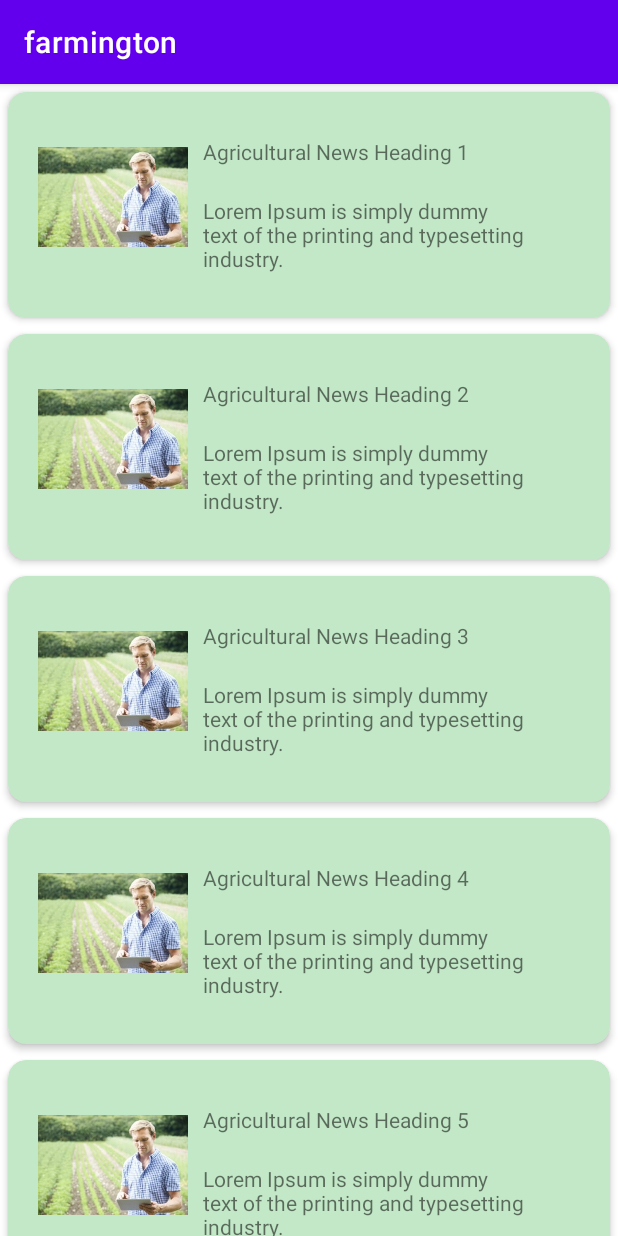
After one commit to nisalpadukka/farmington, an Android app: the AgriNewsHomeActivity screen opened directly, with no data from a screen before it, on a phone screen of 412 x 824 dp. The commit adds this screen. Run offline under Robolectric (Android 15) with nearby library versions, the phone set to English and light mode, and no system bars.

```diff
--- a/app/app/build.gradle
+++ b/app/app/build.gradle
@@ -40,6 +40,7 @@ dependencies {
     implementation 'androidx.appcompat:appcompat:1.4.1'
     implementation 'com.google.android.material:material:1.5.0'
     implementation 'androidx.constraintlayout:constraintlayout:2.1.3'
+    implementation 'com.squareup.okhttp3:okhttp:3.8.1'
     testImplementation 'junit:junit:4.13.2'
     androidTestImplementation 'androidx.test.ext:junit:1.1.3'
     androidTestImplementation 'androidx.test.espresso:espresso-core:3.4.0'
--- a/app/app/src/main/AndroidManifest.xml
+++ b/app/app/src/main/AndroidManifest.xml
@@ -1,6 +1,7 @@
 <?xml version="1.0" encoding="utf-8"?>
 <manifest xmlns:android="http://schemas.android.com/apk/res/android"
     package="com.georgian.farmington">
+    <uses-permission android:name="android.permission.INTERNET" />
 
     <application
         android:allowBackup="true"
@@ -8,7 +9,11 @@
         android:label="@string/app_name"
         android:roundIcon="@mipmap/ic_launcher_round"
         android:supportsRtl="true"
+        android:usesCleartextTraffic="true"
         android:theme="@style/Theme.Farmington">
+        <activity
+            android:name=".AgriNewsHomeActivity"
+            android:exported="false" />
         <activity
             android:name=".WeatherActivity"
             android:exported="false" />
--- /dev/null
+++ b/app/app/src/main/java/com/georgian/farmington/AgriNewsHomeActivity.kt
@@ -0,0 +1,24 @@
+package com.georgian.farmington
+
+import androidx.appcompat.app.AppCompatActivity
+import android.os.Bundle
+import androidx.recyclerview.widget.LinearLayoutManager
+import androidx.recyclerview.widget.RecyclerView
+
+class AgriNewsHomeActivity : AppCompatActivity() {
+
+    private var layoutManager: RecyclerView.LayoutManager? = null
+    private var adapter: RecyclerView.Adapter<AgriNewsRecyclerViewAdapter.ViewHolder>? = null
+
+
+    override fun onCreate(savedInstanceState: Bundle?) {
+        super.onCreate(savedInstanceState)
+        setContentView(R.layout.activity_agri_news_home)
+        layoutManager = LinearLayoutManager(this)
+        val recyclerView = findViewById<RecyclerView>(R.id.recyclerView)
+        recyclerView.layoutManager = layoutManager;
+
+        adapter = AgriNewsRecyclerViewAdapter()
+        recyclerView.adapter = adapter;
+    }
+}
--- /dev/null
+++ b/app/app/src/main/java/com/georgian/farmington/AgriNewsRecyclerViewAdapter.kt
@@ -0,0 +1,74 @@
+package com.georgian.farmington
+
+import android.util.Log
+import android.view.LayoutInflater
+import android.view.View
+import android.view.ViewGroup
+import android.widget.ImageView
+import android.widget.TextView
+import androidx.recyclerview.widget.RecyclerView
+import okhttp3.*
+import java.io.IOException
+
+
+class AgriNewsRecyclerViewAdapter : RecyclerView.Adapter<AgriNewsRecyclerViewAdapter.ViewHolder>() {
+
+    private val client = OkHttpClient()
+
+    private var titles = arrayOf("Agricultural News Heading 1", "Agricultural News Heading 2", "Agricultural News Heading 3",
+        "Agricultural News Heading 4","Agricultural News Heading 5","Agricultural News Heading 6")
+    private var details = arrayOf("Lorem Ipsum is simply dummy text of the printing and typesetting industry.",
+        "Lorem Ipsum is simply dummy text of the printing and typesetting industry.",
+        "Lorem Ipsum is simply dummy text of the printing and typesetting industry.",
+        "Lorem Ipsum is simply dummy text of the printing and typesetting industry.",
+        "Lorem Ipsum is simply dummy text of the printing and typesetting industry.",
+        "Lorem Ipsum is simply dummy text of the printing and typesetting industry.")
+    private var images = intArrayOf(R.drawable.farmer_news, R.drawable.farmer_news,
+        R.drawable.farmer_news, R.drawable.farmer_news, R.drawable.farmer_news, R.drawable.farmer_news)
+
+    override fun onCreateViewHolder(parent: ViewGroup, viewType: Int): ViewHolder {
+        val v = LayoutInflater.from(parent.context).inflate(R.layout.agri_news_home_card_layout, parent, false)
+        return ViewHolder(v)
+    }
+
+    override fun onBindViewHolder(holder: ViewHolder, position: Int) {
+        holder.articleTitle.text = titles[position]
+        holder.articleDesc.text = details[position]
+        holder.articleImage.setImageResource(images[position])
+    }
+
+    override fun getItemCount(): Int {
+        return titles.size
+    }
+
+    fun run(url: String) {
+        val request = Request.Builder()
+            .url(url)
+            .build()
+
+        client.newCall(request).enqueue(object : Callback {
+            override fun onFailure(call: Call, e: IOException) {
+                Log.i("API", e.toString())
+            }
+            override fun onResponse(call: Call, response: Response) {
+                Log.i("API", response.body()?.string().toString())
+            }
+        })
+    }
+
+    inner class ViewHolder(articleView: View): RecyclerView.ViewHolder(articleView){
+
+        var articleImage:ImageView
+        var articleTitle:TextView
+        var articleDesc:TextView
+
+        init {
+            articleImage = articleView.findViewById(R.id.article_image)
+            articleTitle = articleView.findViewById(R.id.article_title)
+            articleDesc = articleView.findViewById(R.id.article_detail)
+        }
+
+
+
+    }
+}
--- a/app/app/src/main/java/com/georgian/farmington/MainActivity.kt
+++ b/app/app/src/main/java/com/georgian/farmington/MainActivity.kt
@@ -14,7 +14,7 @@ class MainActivity : AppCompatActivity() {
         val agriNewsButtonVar: Button = findViewById (R.id.agrinewsButton)
         agriNewsButtonVar.setOnClickListener()
         {
-            val intent = Intent(this, AgriNewsActivity::class.java)
+            val intent = Intent(this, AgriNewsHomeActivity::class.java)
             startActivity(intent)
         }
 
--- /dev/null
+++ b/app/app/src/main/res/layout/activity_agri_news_home.xml
@@ -0,0 +1,20 @@
+<?xml version="1.0" encoding="utf-8"?>
+<androidx.constraintlayout.widget.ConstraintLayout xmlns:android="http://schemas.android.com/apk/res/android"
+    xmlns:app="http://schemas.android.com/apk/res-auto"
+    xmlns:tools="http://schemas.android.com/tools"
+    android:layout_width="match_parent"
+    android:layout_height="match_parent"
+    tools:context=".AgriNewsHomeActivity">
+
+
+
+    <androidx.recyclerview.widget.RecyclerView
+        android:id = "@+id/recyclerView"
+        android:layout_width="match_parent"
+        android:layout_height="wrap_content"
+        app:layout_constraintLeft_toLeftOf="parent"
+        app:layout_constraintTop_toTopOf="parent"
+        app:layout_constraintBottom_toBottomOf="parent"
+        app:layout_constraintRight_toRightOf="parent"/>
+
+</androidx.constraintlayout.widget.ConstraintLayout>
--- /dev/null
+++ b/app/app/src/main/res/layout/agri_news_home_card_layout.xml
@@ -0,0 +1,46 @@
+<?xml version="1.0" encoding="utf-8"?>
+<androidx.cardview.widget.CardView xmlns:android="http://schemas.android.com/apk/res/android"
+    xmlns:app="http://schemas.android.com/apk/res-auto"
+    xmlns:tools="http://schemas.android.com/tools"
+    android:id = "@+id/article_card_view"
+    app:cardCornerRadius="12dp"
+    app:cardElevation="3dp"
+    app:contentPadding="4dp"
+    android:layout_width="match_parent"
+    android:layout_height="wrap_content"
+    android:layout_margin="5dp"
+    app:cardBackgroundColor="#C2E8C7">
+
+    <androidx.constraintlayout.widget.ConstraintLayout
+        android:layout_width="match_parent"
+        android:layout_height="wrap_content"
+        android:id="@+id/relativeLayout"
+        android:padding="16dp"
+        >
+
+        <ImageView
+            android:id="@+id/article_image"
+            android:layout_width="100dp"
+            android:layout_height="100dp"
+            app:layout_constraintTop_toTopOf="parent"
+            app:layout_constraintLeft_toLeftOf="parent"/>
+
+        <TextView
+            android:id="@+id/article_title"
+            android:layout_width="236dp"
+            android:layout_height="wrap_content"
+            android:padding="10dp"
+            app:layout_constraintLeft_toRightOf="@id/article_image"
+            android:textSize="14sp"
+            app:layout_constraintTop_toTopOf="parent" />
+
+        <TextView
+            android:id="@+id/article_detail"
+            android:layout_width="236dp"
+            android:layout_height="wrap_content"
+            android:padding="10dp"
+            app:layout_constraintTop_toBottomOf="@id/article_title"
+            app:layout_constraintLeft_toRightOf="@id/article_image"/>
+
+    </androidx.constraintlayout.widget.ConstraintLayout>
+</androidx.cardview.widget.CardView>
--- a/rest-api/src/main/java/com/farmington/api/entity/Article.java
+++ b/rest-api/src/main/java/com/farmington/api/entity/Article.java
@@ -22,9 +22,10 @@ public class Article {
     @Column
     private String description;
     private String channel;
+    /*
     @Lob
     @Column(columnDefinition = "MEDIUMBLOB")
-    private String image;
+    private String image;*/
 
     public int getId() {
         return id;
@@ -66,6 +67,7 @@ public class Article {
         this.channel = channel;
     }
 
+    /*
     public String getImage() {
         return image;
     }
@@ -73,11 +75,12 @@ public class Article {
     public void setImage(String image) {
         this.image = image;
     }
-
+*/
+    /*
     @Override
     public String toString() {
         return "Product [id=" + id + ", topc=" + topic + ", description="
                 + description + ", channel=" + image + ", image="
                 + image + "]";
-    }
+    }*/
 }
--- a/rest-api/src/main/resources/application.properties
+++ b/rest-api/src/main/resources/application.properties
@@ -3,7 +3,7 @@ server.port=8888
 spring.datasource.driver-class-name=com.mysql.cj.jdbc.Driver
 spring.datasource.url = jdbc:mysql://23.22.22.138:3306/farmington
 spring.datasource.username = root
-spring.datasource.password =
+spring.datasource.password = Farmington@123
 spring.jpa.show-sql = true
 spring.jpa.hibernate.ddl-auto = update
 spring.jpa.properties.hibernate.dialect = org.hibernate.dialect.MySQL8Dialect
```
Also changed, not shown: app/app/src/main/res/drawable/farmer_news.jpeg (added).
